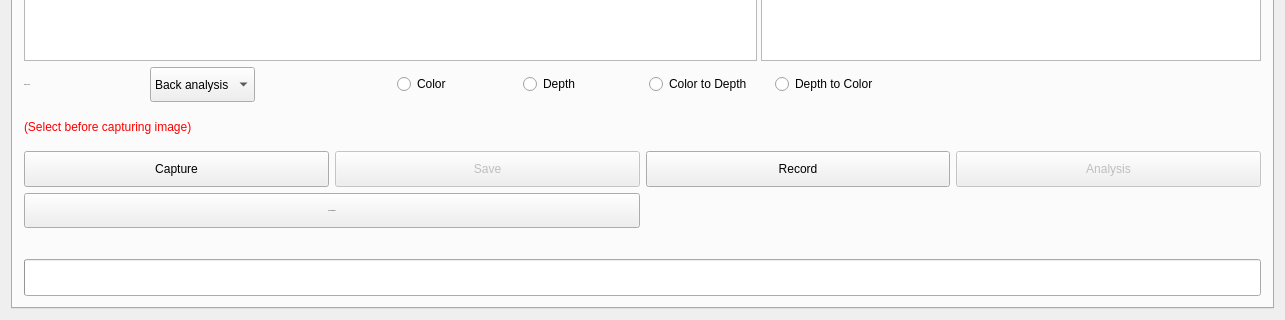
Qt form DesktopApp/desktopapp.ui (michaelfong2017/landmark-annotator-desktop) before a commit; both pictures show x 0 to 1285 and y 600 to 920 of the 1285 by 920 pixel window.
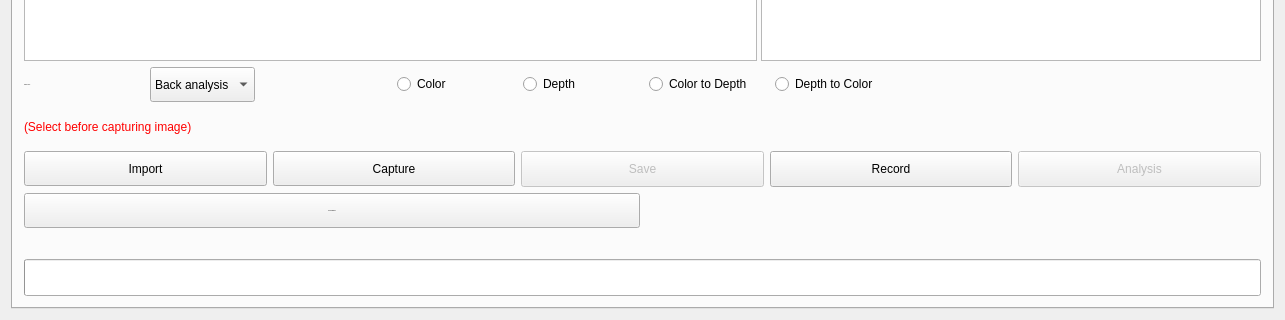
The same form after that commit. The open tabs and pages were chosen to show the change.

Commit message: - Manual save images using select folder approach. - Import images function. - Analysis tab round numbers to 2 decimal places/

Patch:
```diff
--- a/DesktopApp/desktopapp.ui
+++ b/DesktopApp/desktopapp.ui
@@ -1263,13 +1263,26 @@
          </item>
          <item>
           <layout class="QHBoxLayout" name="horizontalLayout">
+           <item>
+            <widget class="QPushButton" name="importButton">
+             <property name="minimumSize">
+              <size>
+               <width>0</width>
+               <height>35</height>
+              </size>
+             </property>
+             <property name="text">
+              <string>Import</string>
+             </property>
+            </widget>
+           </item>
            <item>
             <widget class="QPushButton" name="captureButton">
              <property name="enabled">
               <bool>true</bool>
              </property>
              <property name="sizePolicy">
-              <sizepolicy hsizetype="Minimum" vsizetype="Preferred">
+              <sizepolicy hsizetype="Minimum" vsizetype="Fixed">
                <horstretch>0</horstretch>
                <verstretch>0</verstretch>
               </sizepolicy>
```
The commit also changes 4 other files.
